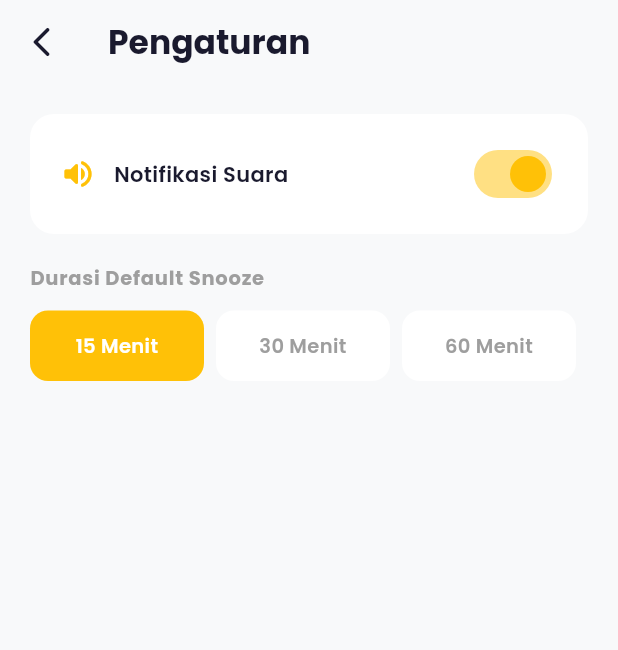
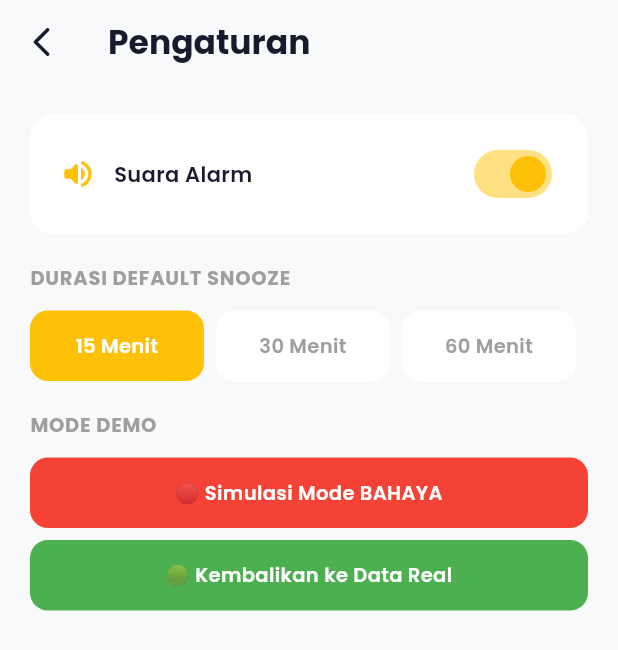
Before and after one commit to wisnubaik/jeda_app, a Flutter app: the SettingsScreen screen opened by its route, on a phone screen of 412 x 824 dp. Shown: the top 650 px of the screen. Run offline on Flutter 3.47's test engine with Material 3 defaults, Android fonts, the light colour scheme and no system bars; our stand-ins replace flutter_local_notifications, google_fonts, image_picker, shared_preferences; missing offline and left inert: flutter_overlay_window, usage_stats; accounts and stored records are empty; statements that could not run were skipped.

Commit message:
fix dengan suara

```diff
--- a/lib/screens/home_screen.dart
+++ b/lib/screens/home_screen.dart
@@ -1,7 +1,6 @@
 import 'package:flutter/material.dart';
 import 'package:provider/provider.dart';
 import 'package:usage_stats/usage_stats.dart';
-import 'package:notification_listener_service/notification_listener_service.dart';
 import '../services/app_provider.dart';
 import 'dashboard_screen.dart';
 import 'history/history_screen.dart';
@@ -53,14 +52,6 @@ class _HomeScreenState extends State<HomeScreen> {
       return;
     }
 
-    // 3. Cek Notifikasi
-    bool hasNotif = await NotificationListenerService.isPermissionGranted();
-    if (!hasNotif) {
-      await _tampilkanDialog(
-        "Akses Notifikasi",
-        "Dibutuhkan untuk menghitung jumlah notifikasi masuk sesuai standar SAS-SV.",
-        () => p.openNotificationSettings()
-      );
     }
   }
 
--- a/lib/screens/profile/settings_screen.dart
+++ b/lib/screens/profile/settings_screen.dart
@@ -1,6 +1,8 @@
 import 'package:flutter/material.dart';
 import 'package:google_fonts/google_fonts.dart';
+import 'package:provider/provider.dart';
 import 'package:shared_preferences/shared_preferences.dart';
+import '../../services/app_provider.dart';
 
 class SettingsScreen extends StatefulWidget {
   const SettingsScreen({super.key});
@@ -10,27 +12,24 @@ class SettingsScreen extends StatefulWidget {
 }
 
 class _SettingsScreenState extends State<SettingsScreen> {
-  bool _soundEnabled = true;
   int _snoozeDuration = 15;
 
   @override
   void initState() {
     super.initState();
-    _loadSettings();
+    _loadSnooze();
   }
 
-  Future<void> _loadSettings() async {
+  Future<void> _loadSnooze() async {
     final prefs = await SharedPreferences.getInstance();
     setState(() {
-      _soundEnabled = prefs.getBool('sound_enabled') ?? true;
       _snoozeDuration = prefs.getInt('snooze_duration') ?? 15;
     });
   }
 
-  Future<void> _saveSettings() async {
+  Future<void> _saveSnooze(int val) async {
     final prefs = await SharedPreferences.getInstance();
-    await prefs.setBool('sound_enabled', _soundEnabled);
-    await prefs.setInt('snooze_duration', _snoozeDuration);
+    await prefs.setInt('snooze_duration', val);
   }
 
   @override
@@ -53,13 +52,16 @@ class _SettingsScreenState extends State<SettingsScreen> {
           ),
         ),
       ),
-      body: Padding(
+      body: SingleChildScrollView(
   padding: const EdgeInsets.all(20),
   child: Column(
     crossAxisAlignment: CrossAxisAlignment.start,
     children: [
-            // Notifikasi Suara
-            Container(
+
+            // ── Notifikasi Suara ──
+            Consumer<AppProvider>(
+              builder: (context, provider, _) {
+                return Container(
                   padding: const EdgeInsets.symmetric(
                       horizontal: 20, vertical: 16),
                   decoration: BoxDecoration(
@@ -71,11 +73,15 @@ class _SettingsScreenState extends State<SettingsScreen> {
                     children: [
                       Row(
                         children: [
-                      const Icon(Icons.volume_up_rounded,
-                          color: Color(0xFFFFC107)),
+                          Icon(
+                            provider.isSoundEnabled
+                                ? Icons.volume_up_rounded
+                                : Icons.volume_off_rounded,
+                            color: const Color(0xFFFFC107),
+                          ),
                           const SizedBox(width: 12),
                           Text(
-                        'Notifikasi Suara',
+                            'Suara Alarm',
                             style: GoogleFonts.poppins(
                               fontWeight: FontWeight.w600,
                               color: const Color(0xFF1A1A2E),
@@ -84,21 +90,20 @@ class _SettingsScreenState extends State<SettingsScreen> {
                         ],
                       ),
                       Switch(
-                    value: _soundEnabled,
-                    onChanged: (v) {
-                      setState(() => _soundEnabled = v);
-                      _saveSettings();
-                    },
+                        value: provider.isSoundEnabled,
+                        onChanged: (v) => provider.toggleSound(v),
                         activeColor: const Color(0xFFFFC107),
                       ),
                     ],
                   ),
+                );
+              },
             ),
             const SizedBox(height: 20),
 
-            // Durasi Snooze
+            // ── Durasi Snooze ──
             Text(
-              'Durasi Default Snooze',
+              'DURASI DEFAULT SNOOZE',
               style: GoogleFonts.poppins(
                 fontSize: 13,
                 fontWeight: FontWeight.w700,
@@ -114,7 +119,7 @@ class _SettingsScreenState extends State<SettingsScreen> {
                   child: GestureDetector(
                     onTap: () {
                       setState(() => _snoozeDuration = duration);
-                      _saveSettings();
+                      _saveSnooze(duration);
                     },
                     child: Container(
                       margin: const EdgeInsets.only(right: 8),
@@ -141,6 +146,79 @@ class _SettingsScreenState extends State<SettingsScreen> {
                 );
               }).toList(),
             ),
+            // ── TOMBOL TEST (HAPUS SETELAH SIDANG) ──
+const SizedBox(height: 20),
+Text(
+  'MODE DEMO',
+  style: GoogleFonts.poppins(
+    fontSize: 13,
+    fontWeight: FontWeight.w700,
+    color: Colors.grey[500],
+    letterSpacing: 0.5,
+  ),
+),
+const SizedBox(height: 12),
+GestureDetector(
+  onTap: () {
+    context.read<AppProvider>().updateData(
+      screenTime: 9.5,
+      appSessions: 90,
+      notifications: 200,
+    );
+    ScaffoldMessenger.of(context).showSnackBar(
+      const SnackBar(
+        content: Text('⚠️ Mode BAHAYA aktif untuk demo!'),
+        backgroundColor: Colors.red,
+      ),
+    );
+  },
+  child: Container(
+    width: double.infinity,
+    padding: const EdgeInsets.symmetric(vertical: 14),
+    decoration: BoxDecoration(
+      color: Colors.red,
+      borderRadius: BorderRadius.circular(12),
+    ),
+    child: Text(
+      '🔴 Simulasi Mode BAHAYA',
+      textAlign: TextAlign.center,
+      style: GoogleFonts.poppins(
+        fontWeight: FontWeight.w600,
+        fontSize: 13,
+        color: Colors.white,
+      ),
+    ),
+  ),
+),
+const SizedBox(height: 8),
+GestureDetector(
+  onTap: () {
+    context.read<AppProvider>().fetchUsageData();
+    ScaffoldMessenger.of(context).showSnackBar(
+      const SnackBar(
+        content: Text('✅ Data dikembalikan ke real'),
+        backgroundColor: Colors.green,
+      ),
+    );
+  },
+  child: Container(
+    width: double.infinity,
+    padding: const EdgeInsets.symmetric(vertical: 14),
+    decoration: BoxDecoration(
+      color: Colors.green,
+      borderRadius: BorderRadius.circular(12),
+    ),
+    child: Text(
+      '🟢 Kembalikan ke Data Real',
+      textAlign: TextAlign.center,
+      style: GoogleFonts.poppins(
+        fontWeight: FontWeight.w600,
+        fontSize: 13,
+        color: Colors.white,
+      ),
+    ),
+  ),
+),
           ],
         ),
       ),
--- a/pubspec.yaml
+++ b/pubspec.yaml
@@ -16,7 +16,7 @@ dependencies:
   image_picker: ^1.0.7
   flutter_overlay_window: ^0.5.0
   usage_stats: ^1.1.0
-  notification_listener_service: ^2.0.0
+  notification_listener_service: 0.3.5
   permission_handler: ^12.0.1
   flutter_local_notifications: ^19.5.0
   change_app_package_name: ^1.1.0
```
Also changed, not shown: lib/services/app_provider.dart (+87 -130 lines), 1 other file. Lines whose indentation alone changed are shown as unchanged.
